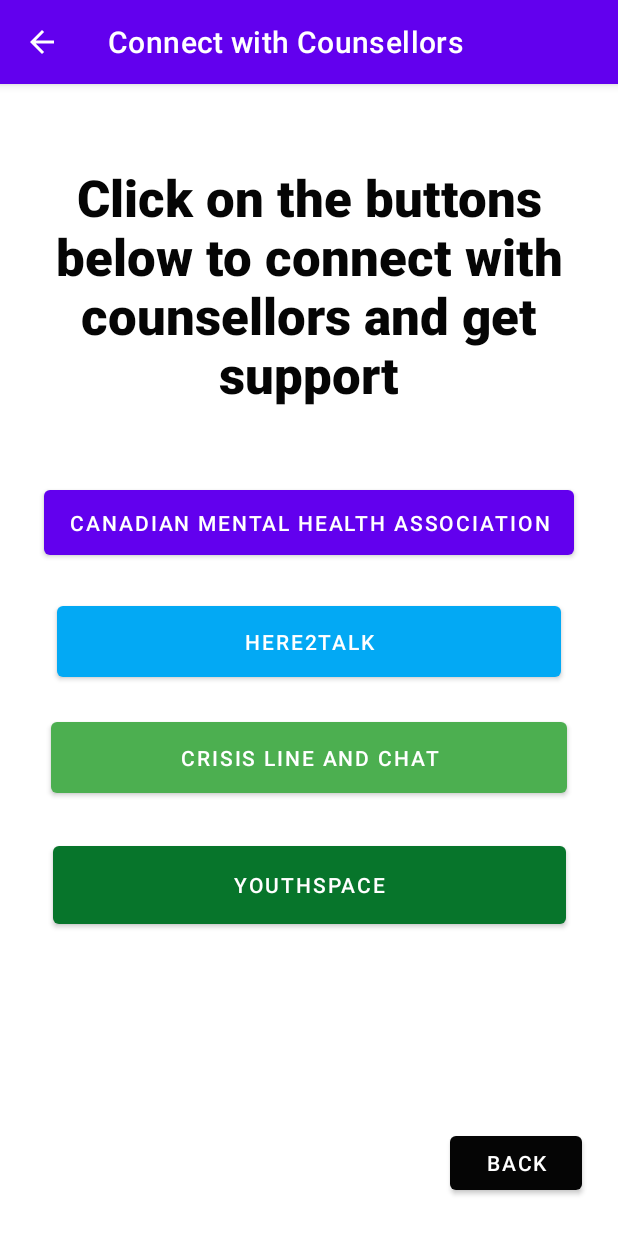
After one commit to benagnes/MentalHealthTracker, an Android app: the ConnectCounsellors screen opened directly, with no data from a screen before it, on a phone screen of 412 x 824 dp. The commit adds this screen. Run offline under Robolectric (Android 15) with nearby library versions, the phone set to English and light mode, and no system bars.

Commit message:
Implemented the Connect with Counsellors feature

```diff
--- a/app/src/main/AndroidManifest.xml
+++ b/app/src/main/AndroidManifest.xml
@@ -38,6 +38,9 @@
             android:name=".WebSupportArticles"
             android:parentActivityName=".MoreResources" />
         <activity
+            android:name=".ConnectCounsellors"
+            android:parentActivityName=".MoreResources" />
+        <activity
             android:name="com.example.mentalhealthtracker.favourites.EditFavourites"
             android:parentActivityName=".MainActivity" />
         <activity
--- /dev/null
+++ b/app/src/main/java/com/example/mentalhealthtracker/ConnectCounsellors.java
@@ -0,0 +1,112 @@
+package com.example.mentalhealthtracker;
+
+import android.os.Bundle;
+import android.view.View;
+import android.widget.Button;
+import android.widget.TextView;
+
+import androidx.appcompat.app.ActionBar;
+import androidx.appcompat.app.AppCompatActivity;
+
+public class ConnectCounsellors extends AppCompatActivity {
+    // attributes
+    private static final String appBarTitle = "Connect with Counsellors";
+
+    TextView connectCounsellorsInfo;
+    Button CMHAButton;
+    Button here2talkButton;
+    Button crisisLineButton;
+    Button youthspaceButton;
+    TextView resourceInfo;
+    Button backButton;
+
+
+
+    public void hideButtons() {
+        CMHAButton.setVisibility(View.INVISIBLE);
+        here2talkButton.setVisibility(View.INVISIBLE);
+        crisisLineButton.setVisibility(View.INVISIBLE);
+        youthspaceButton.setVisibility(View.INVISIBLE);
+    }
+
+    public void showButtons() {
+        CMHAButton.setVisibility(View.VISIBLE);
+        here2talkButton.setVisibility(View.VISIBLE);
+        crisisLineButton.setVisibility(View.VISIBLE);
+        youthspaceButton.setVisibility(View.VISIBLE);
+    }
+
+
+    @Override
+    protected void onCreate(Bundle savedInstanceState) {
+        super.onCreate(savedInstanceState);
+        setContentView(R.layout.activity_connect_counsellors);
+
+        connectCounsellorsInfo = findViewById(R.id.connectCounsellorsInfoTextView);
+        CMHAButton = findViewById(R.id.cmhaButton);
+        here2talkButton = findViewById(R.id.here2talkButton);
+        crisisLineButton = findViewById(R.id.crisisLineButton);
+        youthspaceButton = findViewById(R.id.youthspaceButton);
+        resourceInfo = findViewById(R.id.resourceInfoTextView);
+        backButton = findViewById(R.id.backButton);
+
+
+        CMHAButton.setText(R.string.cmha);
+        CMHAButton.setOnClickListener(v -> {
+            hideButtons();
+            //connectCounsellorsInfo.setVisibility(View.INVISIBLE);
+            connectCounsellorsInfo.setText(R.string.cmha);
+            resourceInfo.setVisibility(View.VISIBLE);
+            resourceInfo.setText(R.string.cmhaResourceInfo);
+            backButton.setVisibility(View.VISIBLE);
+        });
+
+        here2talkButton.setText(R.string.here2talk);
+        here2talkButton.setOnClickListener(v -> {
+            hideButtons();
+            //connectCounsellorsInfo.setVisibility(View.INVISIBLE);
+            connectCounsellorsInfo.setText(R.string.here2talk);
+            resourceInfo.setVisibility(View.VISIBLE);
+            resourceInfo.setText(R.string.here2talkResourceInfo);
+        });
+
+        crisisLineButton.setText(R.string.crisisLine);
+        crisisLineButton.setOnClickListener(v -> {
+            hideButtons();
+            //connectCounsellorsInfo.setVisibility(View.INVISIBLE);
+            connectCounsellorsInfo.setText(R.string.crisisLine);
+            resourceInfo.setVisibility(View.VISIBLE);
+            resourceInfo.setText(R.string.crisisLineResourceInfo);
+        });
+
+        youthspaceButton.setText(R.string.youthspace);
+        youthspaceButton.setOnClickListener(v -> {
+            hideButtons();
+            //connectCounsellorsInfo.setVisibility(View.INVISIBLE);
+            connectCounsellorsInfo.setText(R.string.youthspace);
+            resourceInfo.setVisibility(View.VISIBLE);
+            resourceInfo.setText(R.string.youthspaeResourceInfo);
+        });
+
+
+
+        backButton.setText(R.string.back);
+        backButton.setOnClickListener(v -> {
+            resourceInfo.setVisibility(View.INVISIBLE);
+            //connectCounsellorsInfo.setVisibility(View.VISIBLE);
+            connectCounsellorsInfo.setText(R.string.connectCounsellorsInfoText);
+            showButtons();
+        });
+
+
+        ActionBar mainActionBar = getSupportActionBar();
+
+        if (mainActionBar != null) {
+            mainActionBar.setTitle(appBarTitle);
+            mainActionBar.setDisplayHomeAsUpEnabled(true);
+        }
+
+
+    }
+
+}
--- a/app/src/main/java/com/example/mentalhealthtracker/MoreResources.java
+++ b/app/src/main/java/com/example/mentalhealthtracker/MoreResources.java
@@ -27,10 +27,20 @@ public class MoreResources extends AppCompatActivity {
         Button webSupportButton = findViewById(R.id.webSupportButton);
         webSupportButton.setOnClickListener(v -> openWebSupport());
 
+        // Button that links to 'Connect with Counsellors' component
+        Button connectCounsellorsButton = findViewById(R.id.counsellorsButton);
+        connectCounsellorsButton.setOnClickListener(v -> openConnectCounsellors());
+
     }
 
     public void openWebSupport() {
         Intent intent = new Intent(this, WebSupportArticles.class);
         startActivity(intent);
     }
+
+
+    public void openConnectCounsellors() {
+        Intent intent2 = new Intent(this, ConnectCounsellors.class);
+        startActivity(intent2);
+    }
 }
--- /dev/null
+++ b/app/src/main/res/layout/activity_connect_counsellors.xml
@@ -0,0 +1,112 @@
+<?xml version="1.0" encoding="utf-8"?>
+<androidx.constraintlayout.widget.ConstraintLayout xmlns:android="http://schemas.android.com/apk/res/android"
+    xmlns:app="http://schemas.android.com/apk/res-auto"
+    xmlns:tools="http://schemas.android.com/tools"
+    android:layout_width="match_parent"
+    android:layout_height="match_parent"
+    tools:context=".ConnectCounsellors">
+
+    <Button
+        android:id="@+id/cmhaButton"
+        android:layout_width="353dp"
+        android:layout_height="55dp"
+        android:layout_marginTop="246dp"
+        android:layout_marginBottom="430dp"
+        android:text="@string/cmha"
+        app:layout_constraintBottom_toBottomOf="parent"
+        app:layout_constraintEnd_toEndOf="parent"
+        app:layout_constraintStart_toStartOf="parent"
+        app:layout_constraintTop_toTopOf="parent" />
+
+    <TextView
+        android:id="@+id/resourceInfoTextView"
+        android:layout_width="343dp"
+        android:layout_height="363dp"
+        android:layout_marginStart="28dp"
+        android:layout_marginLeft="28dp"
+        android:layout_marginTop="150dp"
+        android:layout_marginEnd="34dp"
+        android:layout_marginRight="34dp"
+        android:fontFamily="sans-serif-medium"
+        android:gravity="center"
+        android:textAppearance="@style/TextAppearance.AppCompat.Large"
+        android:textSize="24sp"
+        app:layout_constraintBottom_toBottomOf="parent"
+        app:layout_constraintEnd_toEndOf="parent"
+        app:layout_constraintHorizontal_bias="0.5"
+        app:layout_constraintStart_toStartOf="parent"
+        app:layout_constraintTop_toTopOf="parent" />
+
+    <Button
+        android:id="@+id/here2talkButton"
+        android:layout_width="336dp"
+        android:layout_height="59dp"
+        android:layout_marginTop="75dp"
+        android:layout_marginBottom="100dp"
+        android:text="@string/here2talk"
+        app:backgroundTint="#03A9F4"
+        app:layout_constraintBottom_toBottomOf="parent"
+        app:layout_constraintEnd_toEndOf="parent"
+        app:layout_constraintHorizontal_bias="0.5"
+        app:layout_constraintStart_toStartOf="parent"
+        app:layout_constraintTop_toTopOf="parent" />
+
+    <Button
+        android:id="@+id/backButton"
+        android:layout_width="wrap_content"
+        android:layout_height="wrap_content"
+        android:layout_marginStart="299dp"
+        android:layout_marginLeft="299dp"
+        android:layout_marginTop="45dp"
+        android:layout_marginEnd="24dp"
+        android:layout_marginRight="24dp"
+        android:layout_marginBottom="16dp"
+        android:text="@string/back"
+        app:backgroundTint="#050505"
+        app:layout_constraintBottom_toBottomOf="parent"
+        app:layout_constraintEnd_toEndOf="parent"
+        app:layout_constraintStart_toStartOf="parent"
+        app:layout_constraintTop_toBottomOf="@+id/resourceInfoTextView" />
+
+    <Button
+        android:id="@+id/crisisLineButton"
+        android:layout_width="344dp"
+        android:layout_height="59dp"
+        android:layout_marginTop="130dp"
+        android:text="@string/crisisLine"
+        app:backgroundTint="#4CAF50"
+        app:layout_constraintBottom_toBottomOf="parent"
+        app:layout_constraintEnd_toEndOf="parent"
+        app:layout_constraintHorizontal_bias="0.5"
+        app:layout_constraintStart_toStartOf="parent"
+        app:layout_constraintTop_toTopOf="parent" />
+
+    <Button
+        android:id="@+id/youthspaceButton"
+        android:layout_width="342dp"
+        android:layout_height="64dp"
+        android:layout_marginTop="300dp"
+        android:text="@string/youthspace"
+        app:backgroundTint="#07752B"
+        app:layout_constraintBottom_toBottomOf="parent"
+        app:layout_constraintEnd_toEndOf="parent"
+        app:layout_constraintHorizontal_bias="0.5"
+        app:layout_constraintStart_toStartOf="parent"
+        app:layout_constraintTop_toTopOf="parent" />
+
+    <TextView
+        android:id="@+id/connectCounsellorsInfoTextView"
+        android:layout_width="349dp"
+        android:layout_height="167dp"
+        android:layout_marginBottom="500dp"
+        android:fontFamily="sans-serif-black"
+        android:text="@string/connectCounsellorsInfoText"
+        android:textAppearance="@style/TextAppearance.AppCompat.Display1"
+        android:textColor="#050505"
+        android:gravity="center"
+        app:layout_constraintBottom_toBottomOf="parent"
+        app:layout_constraintEnd_toEndOf="parent"
+        app:layout_constraintHorizontal_bias="0.5"
+        app:layout_constraintStart_toStartOf="parent"
+        app:layout_constraintTop_toTopOf="parent" />
+</androidx.constraintlayout.widget.ConstraintLayout>
--- a/app/src/main/res/values/strings.xml
+++ b/app/src/main/res/values/strings.xml
@@ -126,4 +126,32 @@
     <string name="productive">Productive</string>
     <string name="accomplished">Accomplished A LOT</string>
     <string name="confirmProductivity">Confirm Productivity</string>
+
+    <!-- Strings for Connect with Counsellors component  -->
+    <string name="connectCounsellorsContentDescription">Connect with Counsellors Content Description</string>
+    <string name="connectCounsellorsInfoText">Click on the buttons below to connect with counsellors and get support</string>
+    <string name="back">Back</string>
+    <string name="cmha">Canadian Mental Health Association</string>
+    <string name="cmhaResourceInfo">Visit www.cmha.bc.ca or call 1-800-555-8222
+        for information and community resources on mental health or any mental illness.
+        A free program called Bounce Back helps adults experiencing mild to moderate
+        depression, stress, or anxiety, using self-help materials and coaching.</string>
+    <string name="here2talk">HERE2TALK</string>
+    <string name="here2talkResourceInfo">Here2Talk connects students with mental health support.
+        All students currently registered in a B.C. post-secondary institution have access to free,
+        confidential counselling and community referral services, conveniently available 24/7
+        via app, phone and web. Call Toll Free 1.877.857.3397 or Direct 604.642.5212.
+        The Here2Talk app is available for Apple and Android devices. </string>
+    <string name="crisisLine">Crisis Line and Chat</string>
+    <string name="crisisLineResourceInfo">BCs Distress Phone Services 1-800-784-2433 provide
+        confidential, non-judgmental, free emotional support, 24 hours a day, 7 days a week,
+        in over 140 languages. The Crisis Centre offers one-on-one online chat noon-1am daily
+        and 24/7 access to resources through the Youth in BC program.</string>
+    <string name="youthspace">YOUTHSPACE</string>
+    <string name="youthspaeResourceInfo">Youthspace.ca provides emotional support and crisis
+        intervention service for young people under 30. Youthspace.ca is made up of a community
+        of volunteers who are here to support you - whatever you are going through.
+        Chat online and text (778-783-0177) are available from 6:00pm to midnight every day. </string>
+
+
 </resources>
```
